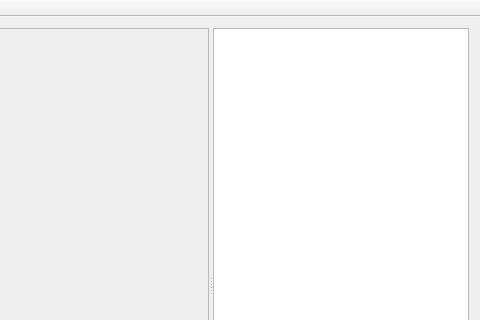
First picture: the form in mainwindow.ui, repository janisozaur/masgk-rasterizer, before the edit; both pictures show x 166 to 646 and y 0 to 320 of the 646 by 575 pixel window.
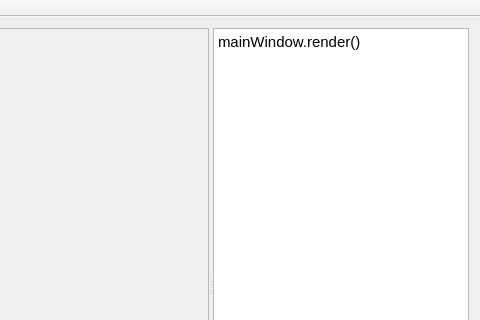
Second picture: the form after the edit.

Commit message: add scripting capabilities

What changed in the file:
```diff
--- a/mainwindow.ui
+++ b/mainwindow.ui
@@ -87,6 +87,13 @@
             <height>0</height>
            </size>
           </property>
+          <property name="html">
+           <string>&lt;!DOCTYPE HTML PUBLIC &quot;-//W3C//DTD HTML 4.0//EN&quot; &quot;http://www.w3.org/TR/REC-html40/strict.dtd&quot;&gt;
+&lt;html&gt;&lt;head&gt;&lt;meta name=&quot;qrichtext&quot; content=&quot;1&quot; /&gt;&lt;style type=&quot;text/css&quot;&gt;
+p, li { white-space: pre-wrap; }
+&lt;/style&gt;&lt;/head&gt;&lt;body style=&quot; font-family:'Ubuntu'; font-size:11pt; font-weight:400; font-style:normal;&quot;&gt;
+&lt;p style=&quot; margin-top:0px; margin-bottom:0px; margin-left:0px; margin-right:0px; -qt-block-indent:0; text-indent:0px;&quot;&gt;mainWindow.render()&lt;/p&gt;&lt;/body&gt;&lt;/html&gt;</string>
+          </property>
          </widget>
         </item>
         <item>
```
The commit also changes 2 other files.
